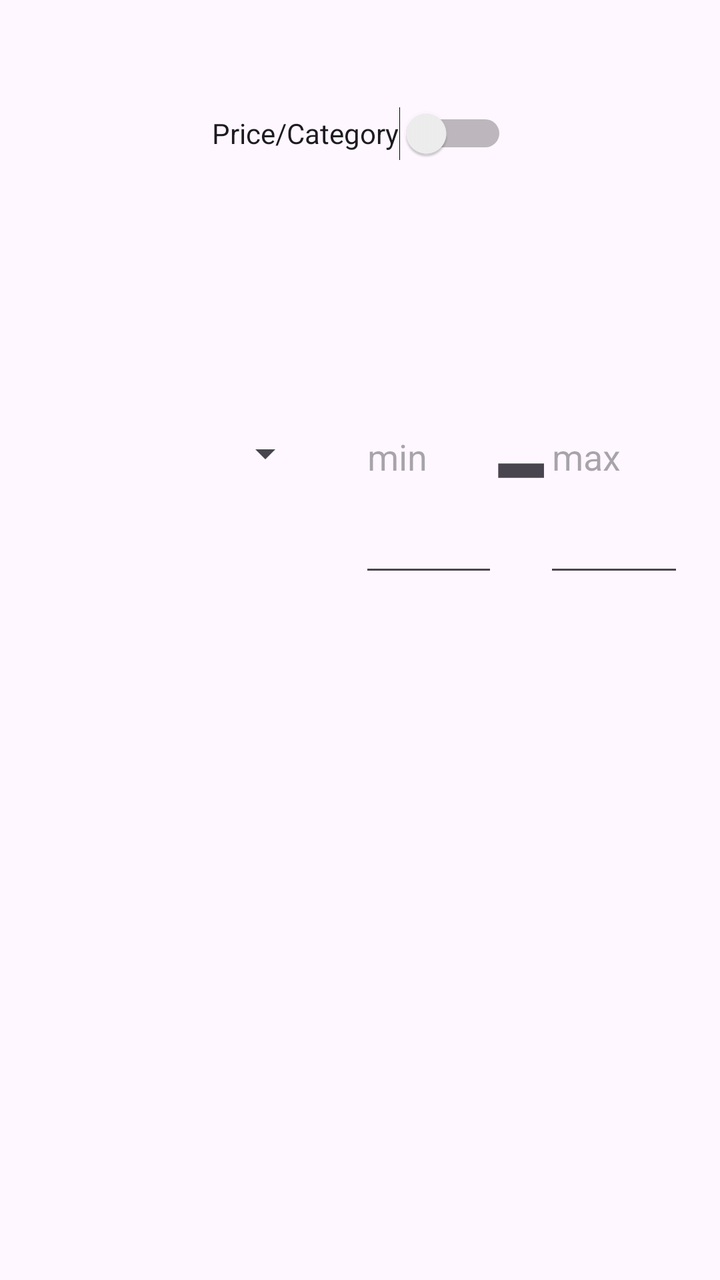
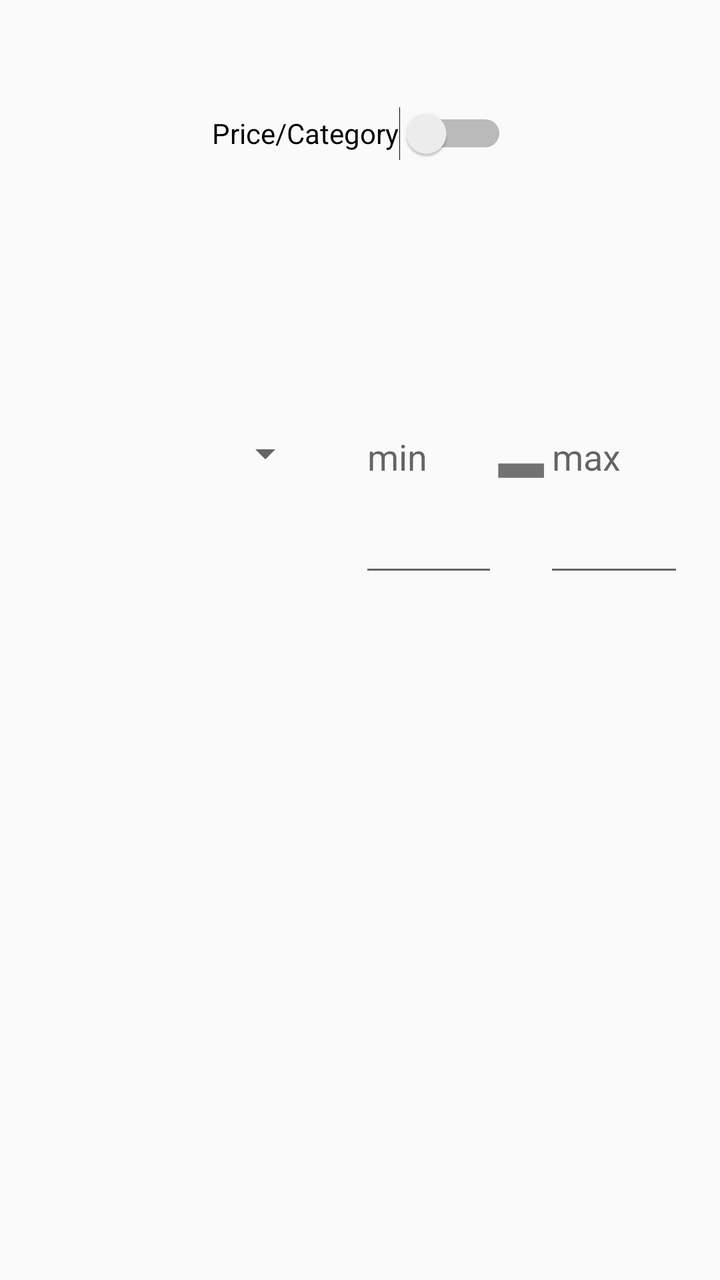

Screens rendered from an Android XML layout before and after an edit, with the pre-edit source and the edit as a unified diff.
<!-- AndroidManifest.xml: application theme Theme.Ex21051 -->
<!-- res/layout/activity_filtering.xml -->
<?xml version="1.0" encoding="utf-8"?>
<LinearLayout xmlns:android="http://schemas.android.com/apk/res/android"
    xmlns:app="http://schemas.android.com/apk/res-auto"
    xmlns:tools="http://schemas.android.com/tools"
    android:id="@+id/main"
    android:layout_width="match_parent"
    android:layout_height="match_parent"
    tools:context=".FilteringActivity">

    <Space
        android:layout_width="0dp"
        android:layout_height="match_parent"
        android:layout_weight="5" />

    <LinearLayout
        android:layout_width="0dp"
        android:layout_height="match_parent"
        android:layout_weight="90"
        android:orientation="vertical">

        <Space
            android:layout_width="match_parent"
            android:layout_height="0dp"
            android:layout_weight="5" />

        <Switch
            android:id="@+id/switch1"
            android:layout_width="wrap_content"
            android:layout_height="0dp"
            android:layout_gravity="center"
            android:layout_weight="15"
            android:text="Price/Category" />

        <Space
            android:layout_width="match_parent"
            android:layout_height="0dp"
            android:layout_weight="10" />

        <LinearLayout
            android:layout_width="match_parent"
            android:layout_height="0dp"
            android:layout_weight="25"
            android:orientation="horizontal">

            <Spinner
                android:id="@+id/filterSpinCat"
                android:layout_width="0dp"
                android:layout_height="match_parent"
                android:layout_weight="30" />

            <Space
                android:layout_width="0dp"
                android:layout_height="match_parent"
                android:layout_weight="5" />

            <EditText
                android:id="@+id/eTMinPrice"
                android:layout_width="0dp"
                android:layout_height="match_parent"
                android:layout_weight="15"
                android:ems="10"
                android:hint="min"
                android:inputType="numberDecimal" />

            <TextView
                android:id="@+id/textView2"
                android:layout_width="0dp"
                android:layout_height="match_parent"
                android:layout_weight="5"
                android:gravity="center"
                android:text="-"
                android:textSize="96sp" />

            <EditText
                android:id="@+id/eTMaxPrice"
                android:layout_width="0dp"
                android:layout_height="match_parent"
                android:layout_weight="15"
                android:ems="10"
                android:hint="max"
                android:inputType="numberDecimal" />
        </LinearLayout>

        <Space
            android:layout_width="match_parent"
            android:layout_height="0dp"
            android:layout_weight="10" />

        <ListView
            android:layout_width="match_parent"
            android:layout_height="0dp"
            android:layout_weight="50" />

        <Space
            android:layout_width="match_parent"
            android:layout_height="0dp"
            android:layout_weight="5" />
    </LinearLayout>

    <Space
        android:layout_width="0dp"
        android:layout_height="match_parent"
        android:layout_weight="5" />
</LinearLayout>
<!-- resources referenced by this layout -->
<resources>
  <style name="Theme.Ex21051" parent="Base.Theme.Ex21051" />
  <style name="Base.Theme.Ex21051" parent="Theme.Material3.DayNight.NoActionBar">
          
          
      </style>
</resources>

<!-- the commit's change to res/layout/activity_filtering.xml (unified diff, before → after) -->
@@ -24,7 +24,7 @@
             android:layout_weight="5" />
 
         <Switch
-            android:id="@+id/switch1"
+            android:id="@+id/priceCatSwitch"
             android:layout_width="wrap_content"
             android:layout_height="0dp"
             android:layout_gravity="center"
@@ -87,6 +87,7 @@
             android:layout_weight="10" />
 
         <ListView
+            android:id="@+id/filteringLv"
             android:layout_width="match_parent"
             android:layout_height="0dp"
             android:layout_weight="50" />
<!-- resource entries referenced after the edit -->
@@ -1,9 +1,5 @@
 <!-- resources referenced by this layout -->
 <resources>
-  <style name="Theme.Ex21051" parent="Base.Theme.Ex21051" />
-  <style name="Base.Theme.Ex21051" parent="Theme.Material3.DayNight.NoActionBar">
-          
-          
-      </style>
+
 </resources>
 
